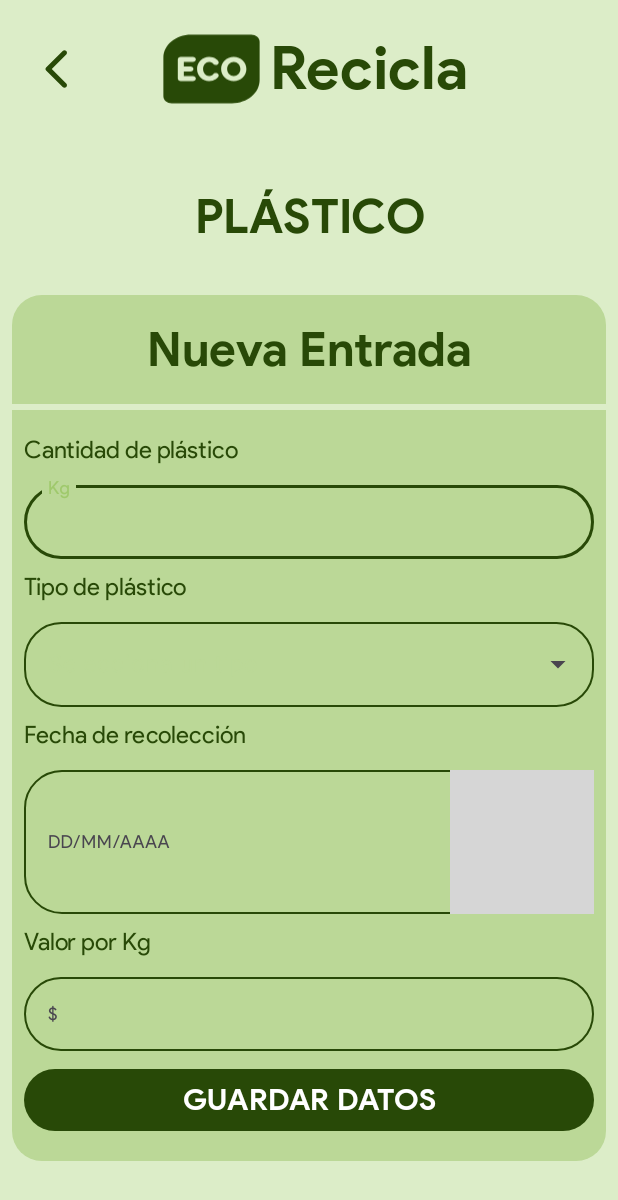
After one commit to AndresFDev/EcoRecicla, an Android app: the EntryCategoryActivity screen opened directly, with no data from a screen before it, on a phone screen of 412 x 824 dp. The commit adds this screen. Shown: the top 1200 px of the screen. Run offline under Robolectric (Android 15) with nearby library versions, the light colour scheme and no system bars; grey boxes are pictures that could not be loaded.

Commit message:
Add EntryCategory Fixed minor bugs!

```diff
--- a/app/src/main/AndroidManifest.xml
+++ b/app/src/main/AndroidManifest.xml
@@ -13,7 +13,7 @@
         android:theme="@style/Theme.EcoRecicla"
         tools:targetApi="34">
         <activity
-            android:name=".FormActivity"
+            android:name=".EntryCategoryActivity"
             android:exported="false" />
         <activity
             android:name=".CategoriesActivity"
--- a/app/src/main/java/com/example/ecorecicla/CategoriesActivity.java
+++ b/app/src/main/java/com/example/ecorecicla/CategoriesActivity.java
@@ -2,13 +2,33 @@ package com.example.ecorecicla;
 
 import androidx.appcompat.app.AppCompatActivity;
 
+import android.content.Intent;
 import android.os.Bundle;
+import android.view.View;
+
+import com.google.android.material.button.MaterialButton;
 
 public class CategoriesActivity extends AppCompatActivity {
 
+    private MaterialButton btn_plastic;
     @Override
     protected void onCreate(Bundle savedInstanceState) {
         super.onCreate(savedInstanceState);
         setContentView(R.layout.activity_categories);
+
+        btnsClick();
+
+    }
+
+    public void btnsClick() {
+        btn_plastic = findViewById(R.id.btn_plastic);
+
+        btn_plastic.setOnClickListener(new View.OnClickListener() {
+            @Override
+            public void onClick(View view) {
+                Intent intent = new Intent(getApplicationContext(), EntryCategoryActivity.class);
+                startActivity(intent);
+            }
+        });
     }
 }
--- /dev/null
+++ b/app/src/main/java/com/example/ecorecicla/EntryCategoryActivity.java
@@ -0,0 +1,51 @@
+package com.example.ecorecicla;
+
+import androidx.appcompat.app.AppCompatActivity;
+
+import android.os.Bundle;
+import android.view.View;
+
+import com.google.android.material.button.MaterialButton;
+import com.google.android.material.datepicker.MaterialDatePicker;
+import com.google.android.material.textfield.TextInputLayout;
+
+import java.text.SimpleDateFormat;
+import java.util.Date;
+import java.util.Locale;
+
+public class EntryCategoryActivity extends AppCompatActivity {
+    private TextInputLayout tl_3;
+    private MaterialButton btn_back;
+
+    @Override
+    protected void onCreate(Bundle savedInstanceState) {
+        super.onCreate(savedInstanceState);
+        setContentView(R.layout.activity_entry_category);
+        btn_back = findViewById(R.id.btn_back);
+
+        btn_back.setOnClickListener(new View.OnClickListener() {
+            @Override
+            public void onClick(View view) {
+                finish();
+            }
+        });
+
+        datePicker();
+    }
+    public void datePicker(){
+        tl_3 = findViewById(R.id.tl_3);
+        MaterialDatePicker<Long> datePicker = MaterialDatePicker.Builder.datePicker()//.setInputMode(MaterialDatePicker.INPUT_MODE_TEXT)
+                .setTitleText("Seleccionar fecha").build();
+
+        datePicker.addOnPositiveButtonClickListener(seleccion ->{
+            long selectedDateInMillies = seleccion;
+            SimpleDateFormat dateFormat = new SimpleDateFormat("dd/MM/YYYY", Locale.getDefault());
+            String selectedDateText = dateFormat.format(new Date(selectedDateInMillies));
+            tl_3.getEditText().setText(selectedDateText);
+        });
+
+        tl_3.setEndIconOnClickListener(view -> {
+            datePicker.show(getSupportFragmentManager(), datePicker.toString());
+        });
+    }
+}
--- a/app/src/main/java/com/example/ecorecicla/FormActivity.java
+++ /dev/null
@@ -1,14 +0,0 @@
-package com.example.ecorecicla;
-
-import androidx.appcompat.app.AppCompatActivity;
-
-import android.os.Bundle;
-
-public class FormActivity extends AppCompatActivity {
-
-    @Override
-    protected void onCreate(Bundle savedInstanceState) {
-        super.onCreate(savedInstanceState);
-        setContentView(R.layout.activity_form);
-    }
-}
--- /dev/null
+++ b/app/src/main/res/layout/activity_entry_category.xml
@@ -0,0 +1,200 @@
+<?xml version="1.0" encoding="utf-8"?>
+<LinearLayout xmlns:android="http://schemas.android.com/apk/res/android"
+    xmlns:app="http://schemas.android.com/apk/res-auto"
+    xmlns:tools="http://schemas.android.com/tools"
+    android:layout_width="match_parent"
+    android:layout_height="match_parent"
+    android:orientation="vertical"
+    android:paddingHorizontal="8dp"
+    tools:context=".EntryCategoryActivity">
+
+    <FrameLayout
+        android:layout_width="match_parent"
+        android:layout_height="wrap_content">
+
+        <com.google.android.material.button.MaterialButton
+            android:id="@+id/btn_back"
+            android:layout_width="wrap_content"
+            android:layout_height="wrap_content"
+            style="@style/ButtonBack"/>
+
+        <include
+            android:id="@+id/tv_title"
+            layout="@layout/app_logo"
+            android:layout_width="match_parent"
+            android:layout_height="wrap_content"
+            android:layout_gravity="center"/>
+
+    </FrameLayout>
+
+    <com.google.android.material.textview.MaterialTextView
+        android:id="@+id/tv_category_sellected"
+        android:layout_width="match_parent"
+        android:layout_height="wrap_content"
+        android:fontFamily="@font/product_sans_bold"
+        android:text="Plástico"
+        android:textAlignment="center"
+        android:textColor="@color/colorPrimary"
+        android:padding="32dp"
+        android:textAllCaps="true"
+        android:textSize="32sp" />
+
+    <ScrollView
+        android:layout_width="match_parent"
+        android:layout_height="wrap_content">
+
+        <androidx.appcompat.widget.LinearLayoutCompat
+            android:layout_width="match_parent"
+            android:layout_height="wrap_content"
+            android:orientation="vertical">
+
+            <FrameLayout
+                android:id="@+id/cv_form"
+                android:layout_width="match_parent"
+                android:layout_height="wrap_content"
+                android:layout_marginBottom="4dp"
+                android:background="@drawable/form_corner_top"
+                android:padding="16dp"
+                android:backgroundTint="@color/colorPrimaryContainer">
+
+                <com.google.android.material.textview.MaterialTextView
+                    android:layout_width="match_parent"
+                    android:layout_height="wrap_content"
+                    android:fontFamily="@font/product_sans_bold"
+                    android:text="Nueva Entrada"
+                    android:textAlignment="center"
+                    android:textColor="@color/colorPrimary"
+                    android:textSize="32sp" />
+
+            </FrameLayout>
+
+            <androidx.appcompat.widget.LinearLayoutCompat
+                android:id="@+id/cv_form_down"
+                android:layout_width="match_parent"
+                android:layout_height="wrap_content"
+                android:background="@drawable/form_corner_bottom"
+                android:backgroundTint="@color/colorPrimaryContainer"
+                android:orientation="vertical"
+                android:padding="8dp">
+
+                <com.google.android.material.textview.MaterialTextView
+                    android:layout_width="match_parent"
+                    android:layout_height="wrap_content"
+                    android:layout_marginVertical="8dp"
+                    android:fontFamily="@font/product_sans_regular"
+                    android:text="Cantidad de plástico"
+                    android:textColor="@color/colorPrimary"
+                    android:textSize="16sp" />
+
+                <com.google.android.material.textfield.TextInputLayout
+                    android:id="@+id/tl_1"
+                    style="@style/Widget.App.TextInputLayout"
+                    android:layout_width="match_parent"
+                    android:layout_height="wrap_content">
+
+                    <com.google.android.material.textfield.TextInputEditText
+                        android:id="@+id/et_weight"
+                        style="@style/TextAppearance.App.BodySmall"
+                        android:layout_width="match_parent"
+                        android:layout_height="wrap_content"
+                        android:inputType="numberDecimal"
+                        android:hint="Kg" />
+
+                </com.google.android.material.textfield.TextInputLayout>
+
+                <com.google.android.material.textview.MaterialTextView
+                    android:layout_width="match_parent"
+                    android:layout_height="wrap_content"
+                    android:layout_marginVertical="8dp"
+                    android:fontFamily="@font/product_sans_regular"
+                    android:text="Tipo de plástico"
+                    android:textColor="@color/colorPrimary"
+                    android:textSize="16sp" />
+
+                <com.google.android.material.textfield.TextInputLayout
+                    android:id="@+id/tl_2"
+                    style="@style/CustomDropdownMenu"
+                    android:layout_width="match_parent"
+                    android:layout_height="wrap_content"
+                    android:hint="Selecciona un tipo">
+
+                    <com.google.android.material.textfield.MaterialAutoCompleteTextView
+                        android:id="@+id/et_plastic_type"
+                        android:layout_width="match_parent"
+                        android:layout_height="wrap_content"
+                        android:inputType="none"
+                        app:simpleItems="@array/plasticType"/>
+
+                </com.google.android.material.textfield.TextInputLayout>
+
+                <com.google.android.material.textview.MaterialTextView
+                    android:layout_width="match_parent"
+                    android:layout_height="wrap_content"
+                    android:layout_marginVertical="8dp"
+                    android:fontFamily="@font/product_sans_regular"
+                    android:text="Fecha de recolección"
+                    android:textColor="@color/colorPrimary"
+                    android:textSize="16sp" />
+
+                <com.google.android.material.textfield.TextInputLayout
+                    android:id="@+id/tl_3"
+                    style="@style/Widget.App.TextInputLayout"
+                    android:layout_width="match_parent"
+                    android:layout_height="wrap_content"
+                    app:endIconMode="custom"
+                    app:endIconDrawable="@drawable/ic_date"
+                    app:endIconTint="@color/colorPrimary">
+
+                    <com.google.android.material.textfield.TextInputEditText
+                        android:id="@+id/et_collect_date"
+                        style="@style/TextAppearance.App.BodySmall"
+                        android:layout_width="match_parent"
+                        android:layout_height="wrap_content"
+                        android:inputType="date"
+                        android:hint="DD/MM/AAAA" />
+
+                </com.google.android.material.textfield.TextInputLayout>
+
+                <com.google.android.material.textview.MaterialTextView
+                    android:layout_width="match_parent"
+                    android:layout_height="wrap_content"
+                    android:layout_marginVertical="8dp"
+                    android:fontFamily="@font/product_sans_regular"
+                    android:text="Valor por Kg"
+                    android:textColor="@color/colorPrimary"
+                    android:textSize="16sp" />
+
+                <com.google.android.material.textfield.TextInputLayout
+                    android:id="@+id/tl_4"
+                    style="@style/Widget.App.TextInputLayout"
+                    android:layout_width="match_parent"
+                    android:layout_height="wrap_content"
+                    app:prefixText="$"
+                    app:prefixTextColor="@color/colorPrimary">
+
+                    <com.google.android.material.textfield.TextInputEditText
+                        android:id="@+id/et_weight_price"
+                        style="@style/TextAppearance.App.BodySmall"
+                        android:layout_width="match_parent"
+                        android:layout_height="wrap_content"
+                        android:inputType="number"
+                        android:hint="$" />
+
+                </com.google.android.material.textfield.TextInputLayout>
+
+                <com.google.android.material.button.MaterialButton
+                    android:layout_width="match_parent"
+                    android:layout_height="wrap_content"
+                    android:layout_marginVertical="8dp"
+                    android:paddingVertical="8dp"
+                    android:text="Guardar datos"
+                    style="@style/ButtonStyle"/>
+
+            </androidx.appcompat.widget.LinearLayoutCompat>
+
+        </androidx.appcompat.widget.LinearLayoutCompat>
+
+
+    </ScrollView>
+
+</LinearLayout>
--- a/app/src/main/res/layout/activity_form.xml
+++ /dev/null
@@ -1,9 +0,0 @@
-<?xml version="1.0" encoding="utf-8"?>
-<androidx.constraintlayout.widget.ConstraintLayout xmlns:android="http://schemas.android.com/apk/res/android"
-    xmlns:app="http://schemas.android.com/apk/res-auto"
-    xmlns:tools="http://schemas.android.com/tools"
-    android:layout_width="match_parent"
-    android:layout_height="match_parent"
-    tools:context=".FormActivity">
-
-</androidx.constraintlayout.widget.ConstraintLayout>
--- a/app/src/main/res/values/arrays.xml
+++ b/app/src/main/res/values/arrays.xml
@@ -1,10 +1,12 @@
 <?xml version="1.0" encoding="utf-8"?>
 <resources>
     <array name="plasticType">
-        <item>Automóvil</item>
-        <item>Motocicleta</item>
-        <item>Metro</item>
-        <item>Bicicleta</item>
-        <item>A pie</item>
+        <item>PET (Polietileno Tereftalato)</item>
+        <item>HDPE (Polietileno de Alta Densidad)</item>
+        <item>PVC (Policloruro de Vinilo)</item>
+        <item>LDPE (Polietileno de Baja Densidad)</item>
+        <item>PP (Polipropileno)</item>
+        <item>PS (Poliestireno)</item>
+        <item>Otros</item>
     </array>
 </resources>
--- a/app/src/main/res/values/themes.xml
+++ b/app/src/main/res/values/themes.xml
@@ -102,7 +102,6 @@
         <item name="boxCornerRadiusBottomStart">25dp</item>
         <item name="boxCornerRadiusTopEnd">25dp</item>
         <item name="boxCornerRadiusTopStart">25dp</item>
-        <item name="android:layout_marginVertical">8dp</item>
     </style>
 
 </resources>
```
